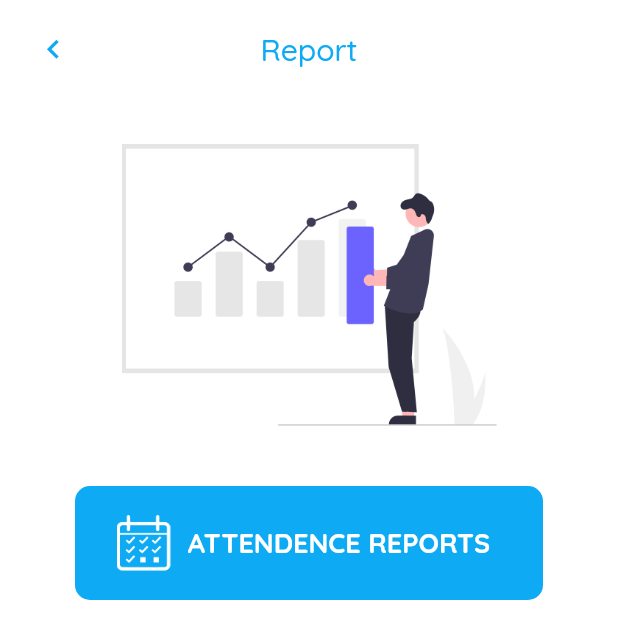
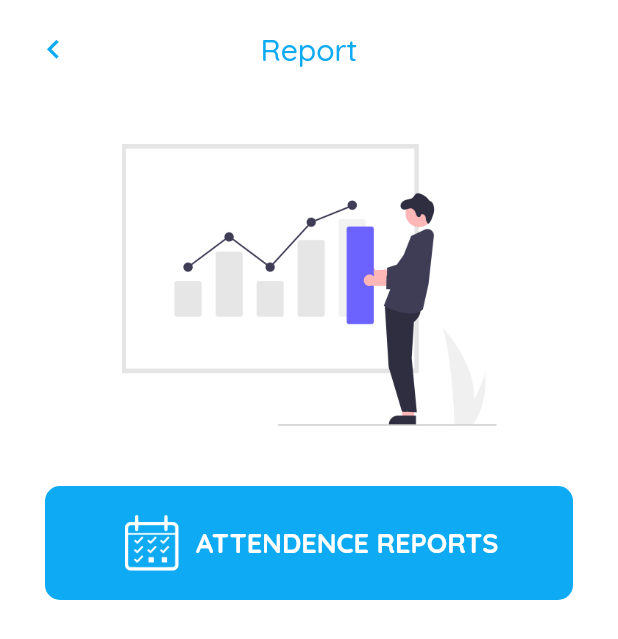
Before and after one commit to HAMZA25496/Kingdum-Care, a Flutter app: the AttendenceHome screen opened directly, on a phone screen of 412 x 824 dp. Shown: the top 639 px of the screen. Run offline on Flutter 3.47's test engine with Material 2 defaults, Android fonts, the phone set to English and light mode, and no system bars; our stand-ins replace cloud_firestore, firebase_auth, firebase_core, firebase_storage, google_fonts, image_picker and 2 more; accounts and stored records are empty.

Commit message:
Kinddum Care App

```diff
--- a/lib/attendence/attendence_home.dart
+++ b/lib/attendence/attendence_home.dart
@@ -58,7 +58,7 @@ class _AttendenceHomeState extends State<AttendenceHome> {
             height: 38,
           ),
           Padding(
-            padding: const EdgeInsets.symmetric(horizontal: 40.0),
+            padding: const EdgeInsets.symmetric(horizontal: 30.0),
             child: InkWell(
               onTap: () {
                 Navigator.push(
@@ -66,8 +66,6 @@ class _AttendenceHomeState extends State<AttendenceHome> {
                     MaterialPageRoute(
                         builder: (context) => const AttendenceDashboard()));
               },
-              child: Padding(
-                padding: const EdgeInsets.symmetric(horizontal: 10.0),
               child: Container(
                 width: double.infinity,
                 height: 76,
@@ -77,18 +75,21 @@ class _AttendenceHomeState extends State<AttendenceHome> {
                 child: Row(
                   mainAxisAlignment: MainAxisAlignment.center,
                   children: [
-                      Container(
+                    Padding(
+                      padding: const EdgeInsets.only(left: 8.0),
+                      child: Container(
                         width: 37,
                         height: 37,
                         decoration: const BoxDecoration(
                             image: DecorationImage(
                                 image: AssetImage("images/report1.png"))),
                       ),
+                    ),
                     const SizedBox(
                       width: 11,
                     ),
                     const Padding(
-                        padding: EdgeInsets.only(right: 8.0),
+                      padding: EdgeInsets.only(right: 5.0,),
                       child: Text(
                         "ATTENDENCE REPORTS",
                         style: TextStyle(
@@ -101,7 +102,6 @@ class _AttendenceHomeState extends State<AttendenceHome> {
                 ),
               ),
             ),
-            ),
           )
         ],
       ),
--- a/lib/events/events_home.dart
+++ b/lib/events/events_home.dart
@@ -81,7 +81,8 @@ class _EventsHomeState extends State<EventsHome> {
                     : SizedBox(
                         height: size.height,
                         child: ListView.separated(
-                          shrinkWrap: true,
+                            shrinkWrap: true,
+                            physics: ClampingScrollPhysics(),
                             itemBuilder: (context, index) {
                               return Padding(
                                 padding:  const EdgeInsets.symmetric(horizontal: 20),
--- a/lib/main.dart
+++ b/lib/main.dart
@@ -20,6 +20,7 @@ class MyApp extends StatelessWidget {
   // This widget is the root of your application.
   @override
   Widget build(BuildContext context) {
+    print("Build Call}");
     return MaterialApp(
       theme: ThemeData(fontFamily: 'Quicksand'),
       home: LoginScreen(),
--- a/lib/meal/tomorrow/tomorrow_snacks_am.dart
+++ b/lib/meal/tomorrow/tomorrow_snacks_am.dart
@@ -67,7 +67,7 @@ class _TomorrowSnacksAmState extends State<TomorrowSnacksAm> {
                               const EdgeInsets
                                   .only(
                                   top:
-                                  10.0),
+                                  7.0),
                               child: Column(
                                 crossAxisAlignment:
                                 CrossAxisAlignment
--- a/lib/meal/tomorrow/tomorrow_snacks_pm.dart
+++ b/lib/meal/tomorrow/tomorrow_snacks_pm.dart
@@ -68,13 +68,15 @@ class _TomorrowSnacksPMState extends State<TomorrowSnacksPM> {
                               const EdgeInsets
                                   .only(
                                   top:
-                                  10.0),
+                                  7.0),
                               child: Column(
                                 crossAxisAlignment:
                                 CrossAxisAlignment
                                     .start,
                                 children: [
-                                Text( DateFormat('MMM-dd-yyyy').format( widget.snacksPM[index].date!),),
+                                Text( DateFormat('MMM-dd-yyyy').format( widget.snacksPM[index].date!),  style: TextStyle(
+                                    fontSize:
+                                    10),),
 
                                 Text(
                                     widget.snacksPM[
```
Also changed, not shown: lib/meal/tomorrow/tomorrow_lunch.dart (+6 -2 lines). Lines whose indentation alone changed are shown as unchanged.
